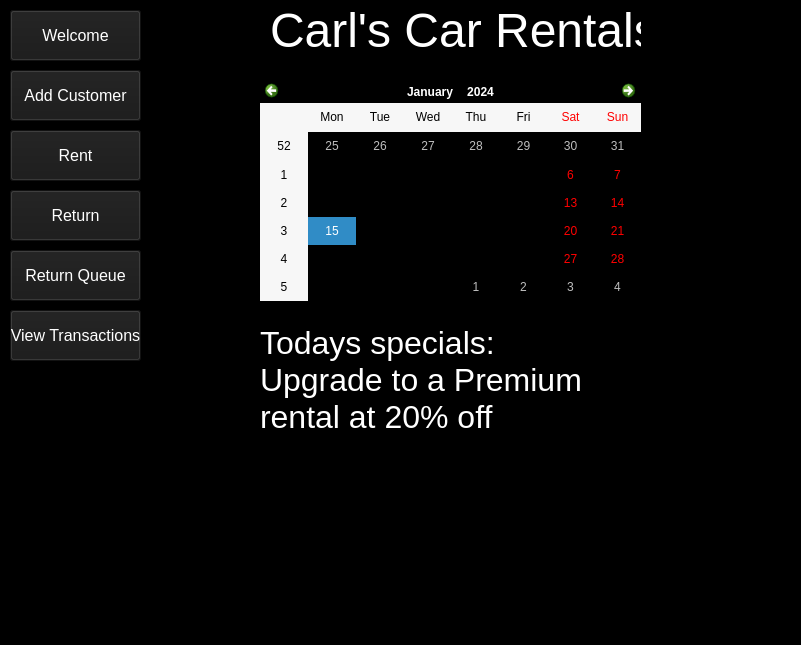
Old version of the form Rental_Management_Application/mainwindow.ui in the repository thecodinghyrax/Rental_Management_DS_Project.
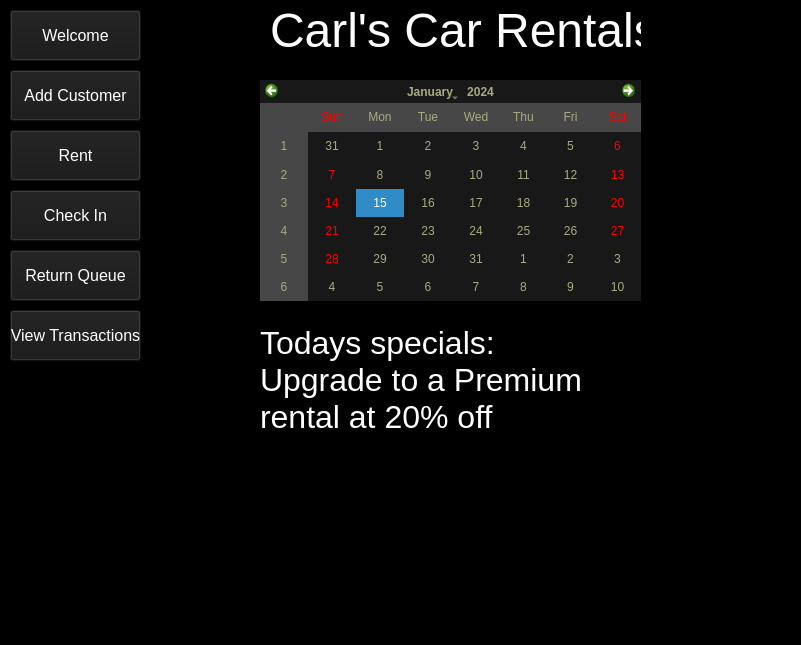
New version of the form. The open tabs and pages were chosen to show the change. Icons and pictures are not drawn.

What changed in the file:
```diff
--- a/Rental_Management_Application/mainwindow.ui
+++ b/Rental_Management_Application/mainwindow.ui
@@ -73,6 +73,28 @@
         <height>221</height>
        </rect>
       </property>
+      <property name="styleSheet">
+       <string notr="true">background-color: rgb(24, 24, 24);
+alternate-background-color: rgb(71, 71, 71);
+color: rgb(170, 170, 127);</string>
+      </property>
+      <property name="minimumDate">
+       <date>
+        <year>2020</year>
+        <month>1</month>
+        <day>1</day>
+       </date>
+      </property>
+      <property name="maximumDate">
+       <date>
+        <year>2100</year>
+        <month>12</month>
+        <day>31</day>
+       </date>
+      </property>
+      <property name="firstDayOfWeek">
+       <enum>Qt::Sunday</enum>
+      </property>
      </widget>
      <widget class="QTextBrowser" name="textBrowser">
       <property name="geometry">
@@ -1525,7 +1547,7 @@
 background-color: rgb(25, 25, 25);</string>
     </property>
     <property name="text">
-     <string>Return</string>
+     <string>Check In</string>
     </property>
    </widget>
    <widget class="QPushButton" name="returnQueueNavBtn">
```
Left out of the diff: 6 changed lines with no effect on the pictures.
